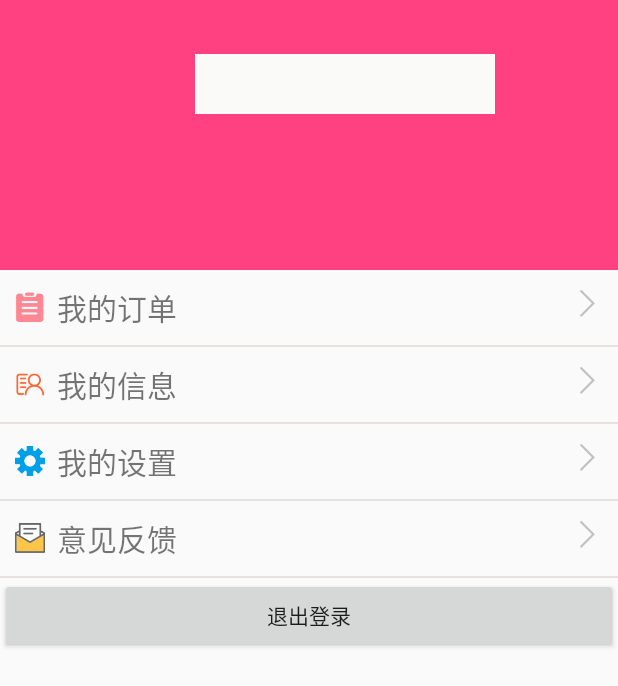
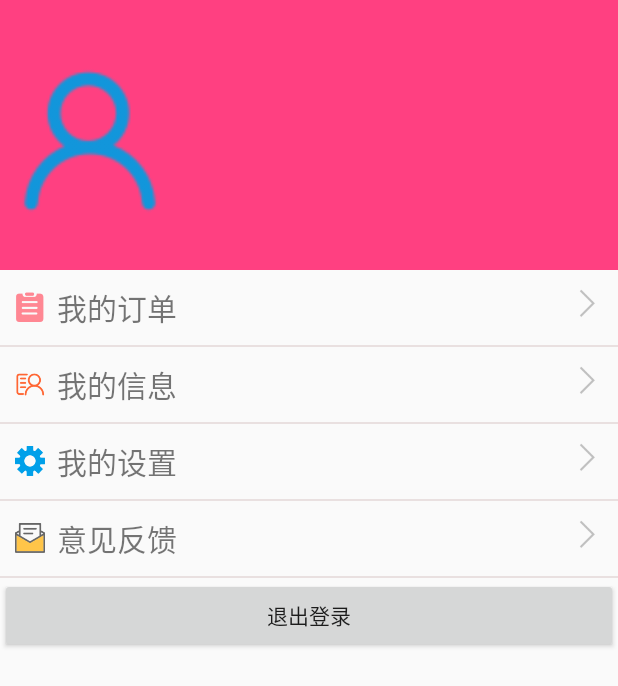
Before and after one commit to WuliiDragon/Travelapp, an Android app: the layout mine_layout.xml on its own in the app's theme, with its tools: preview values and no code run, on a phone screen of 412 x 824 dp. Shown: the top 686 px of the screen. Run offline under Robolectric (Android 15) with nearby library versions, the phone set to English and light mode, and no system bars; network calls fail.

Commit message:
陈 修改

```diff
--- a/app/src/main/java/wlxy/com/travelapp/fragment/MineFragment.java
+++ b/app/src/main/java/wlxy/com/travelapp/fragment/MineFragment.java
@@ -15,6 +15,7 @@ import android.view.ViewGroup;
 import android.widget.Button;
 import android.widget.EditText;
 import android.widget.ImageView;
+import android.widget.TextView;
 
 import com.android.volley.toolbox.NetworkImageView;
 
@@ -37,14 +38,14 @@ import static wlxy.com.travelapp.utils.utils.BASE;
 
 public class MineFragment extends Fragment implements View.OnClickListener {
     private NetworkImageView userImage;
-    private EditText userName;
+    private TextView userName;
     private Button loginOut;
     private SharedPreferences sharedPreferences;
     @Override
     public View onCreateView(LayoutInflater inflater, @Nullable ViewGroup container, Bundle savedInstanceState) {
         View view = inflater.inflate(R.layout.mine_layout, container, false);
         userImage= (NetworkImageView) view.findViewById(R.id.user_image);
-        userName= (EditText) view.findViewById(R.id.user_name);
+        userName= (TextView) view.findViewById(R.id.user_name);
         loginOut= (Button) view.findViewById(R.id.loginout);
 
 
--- a/app/src/main/res/layout/mine_layout.xml
+++ b/app/src/main/res/layout/mine_layout.xml
@@ -18,16 +18,18 @@
 
 
         <com.android.volley.toolbox.NetworkImageView
+            android:background="@drawable/my"
+            android:layout_marginLeft="10dp"
             android:id="@+id/user_image"
             android:layout_width="100dp"
             android:layout_height="100dp"
             android:gravity="center"
-            android:layout_marginStart="10dp"
             android:layout_marginTop="8dp" />
 
-        <EditText
+        <TextView
+            android:layout_marginRight="20dp"
+            android:layout_marginTop="10dp"
             android:id="@+id/user_name"
-            android:background="#fafaf9"
             android:layout_marginLeft="20dp"
             android:layout_width="200dp"
             android:layout_height="40dp" />
```
Also changed, not shown: app/src/main/res/layout/user_center.xml (+4 -5 lines).
